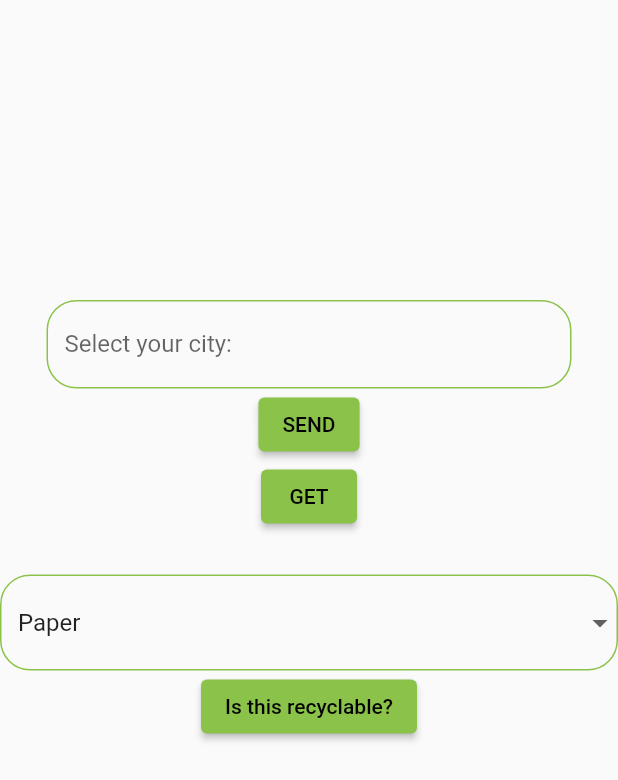
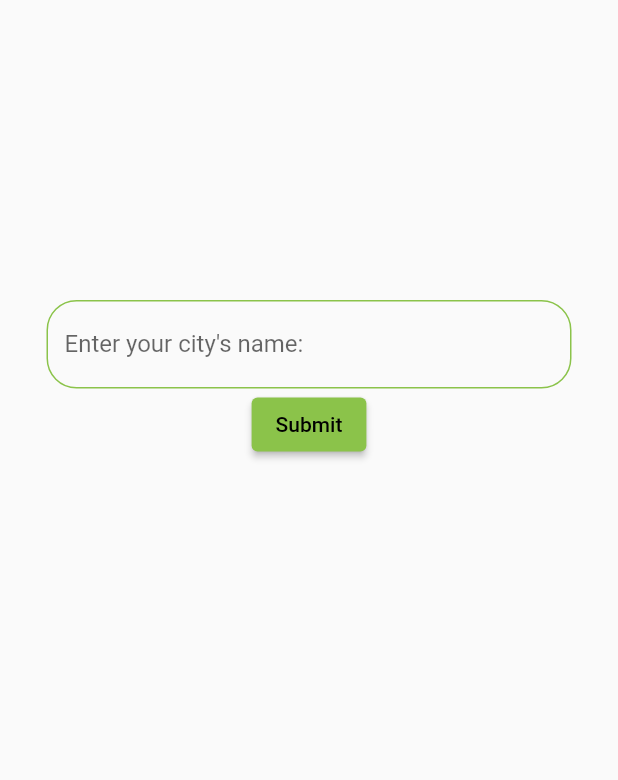
Before and after one commit to lauren-oconnor/oconnor_capstone_frontend, a Flutter app: the screen it shows after launch, on a phone screen of 412 x 824 dp. Shown: the top 780 px of the screen. Run offline on Flutter 3.47's test engine with Material 2 defaults, Android fonts, the light colour scheme and no system bars.

Commit message:
still working on get request from /city page

```diff
--- a/lib/main.dart
+++ b/lib/main.dart
@@ -2,6 +2,25 @@ import 'dart:convert';
 import 'package:flutter/material.dart';
 import 'package:http/http.dart' as http;
 import 'widgets/recyclable.dart';
+
+OutlineInputBorder inputFormDeco() {
+  return OutlineInputBorder(
+    borderRadius: BorderRadius.circular(20.0),
+    borderSide:
+    const BorderSide(
+        width: 1.0,
+        color: Colors.lightGreen,
+        style: BorderStyle.solid),
+  );
+}
+
+Future<void> savingData(formKey) async {
+  final validation = formKey.currentState?.validate();
+  if (!validation!) {
+    return;
+  }
+  formKey.currentState!.save();
+}
 
 void main() {
   runApp(const MyApp());
@@ -14,14 +33,35 @@ class MyApp extends StatelessWidget {
   @override
   Widget build(BuildContext context) {
     return MaterialApp(debugShowCheckedModeBanner: false,
-      title: 'Flutter to Python',
+      title: 'Recyclops Recycling App',
       theme: ThemeData(
         primarySwatch: Colors.lightGreen,
         visualDensity: VisualDensity.adaptivePlatformDensity,
       ),
-      home: const HomePage(),
+      initialRoute: "/location",
+      routes: {
+        "/home": (context) => const HomePage(),
+        "/location": (context) => const LocationPage(),
+        "/locationFeedback": (context) => const LocationFeedbackPage()
+        //"/recyclable": (context) => const Recyclable(),
+      }
+      //home: const HomePage(),
     );
   }
+}
+
+class LocationFeedbackPage extends StatefulWidget{
+  const LocationFeedbackPage({super.key});
+
+  @override
+  LocationFeedbackPageState createState() => LocationFeedbackPageState();
+}
+
+class LocationPage extends StatefulWidget{
+  const LocationPage({super.key});
+
+  @override
+  LocationPageState createState() => LocationPageState();
 }
 
 class HomePage extends StatefulWidget {
@@ -29,6 +69,99 @@ class HomePage extends StatefulWidget {
 
   @override
   HomePageState createState() => HomePageState();
+}
+
+class LocationPageState extends State<LocationPage> {
+  final formKey2 = GlobalKey<FormState>();
+  String city = "";
+  String finalResponse = "";
+
+  @override
+  Widget build(BuildContext context) {
+    return Scaffold(
+        body: SizedBox(
+          width: double.infinity,
+          child: Column(
+          crossAxisAlignment: CrossAxisAlignment.center,
+          children: [
+            const SizedBox(height: 200),
+            SizedBox(width: 350,
+              child: Form(
+              key: formKey2,
+              child: TextFormField(
+                  decoration: InputDecoration(
+                    labelText: 'Enter your city\'s name: ',
+                    enabledBorder: inputFormDeco(),
+                    focusedBorder: inputFormDeco(),
+                  ),
+                  onSaved: (value) {
+                    city = value!;
+                  },
+                ),
+              ),
+            ),
+            ElevatedButton(
+              onPressed: () async {
+                savingData(formKey2);
+                const url = 'http://127.0.0.1:5000/city';
+                final response = await http.post(
+                    Uri.parse(url),
+                    body: json.encode({'city': city}));
+                String cityResult = city;
+                Navigator.of(context).pushNamed('/locationFeedback', arguments: cityResult);
+              },
+              child: const Text('Submit'),
+            ),
+          ],
+        ),
+      ),
+    );
+  }
+}
+
+class LocationFeedbackPageState extends State<LocationFeedbackPage> {
+  String greetings = "";
+  String city = "denver";
+  String finalResponse = "feedback...";
+
+  final formKey = GlobalKey<FormState>();
+
+  get recyclableForm => null;
+
+  Future<void> savingData() async {
+    final validation = formKey.currentState?.validate();
+    if (!validation!) {
+      return;
+    }
+    formKey.currentState!.save();
+  }
+
+  @override
+  Widget build(BuildContext context) {
+    return Scaffold(
+      body: SizedBox(
+        width: double.infinity,
+
+        child: Column(
+          crossAxisAlignment: CrossAxisAlignment.center,
+          children: [
+            ElevatedButton(
+            onPressed: () async {
+      const url = 'http://127.0.0.1:5000/city';
+      final response = await http.get(Uri.parse(url));
+      final decoded = json.decode(response.body) as Map<String, dynamic>;
+      setState(() {
+      finalResponse = decoded[city];
+      });
+      },
+        child: const Text('GET')
+            ),
+            Text(finalResponse, style: const TextStyle(fontSize: 24)),
+          ],
+        ),
+      ),
+    );
+  }
 }
 
 class HomePageState extends State<HomePage> {
@@ -73,7 +206,7 @@ class HomePageState extends State<HomePage> {
                 key: formKey,
                 child: TextFormField(
                     decoration: InputDecoration(
-                      labelText: 'Select your city: ',
+                      labelText: 'Enter your city\'s name: ',
                       enabledBorder: inputFormDeco(),
                       focusedBorder: inputFormDeco(),
                     ),
@@ -86,23 +219,21 @@ class HomePageState extends State<HomePage> {
             ElevatedButton(
               onPressed: () async {
                 savingData();
-                const url = 'http://127.0.0.1:5000/';
+                const url = 'http://127.0.0.1:5000/city';
                 final response = await http.post(
                     Uri.parse(url),
                     body: json.encode({'city': city})
                 );
-                print(city);
               },
               child: const Text('SEND'),
             ),
             ElevatedButton(
               onPressed: () async {
-                const url = 'http://127.0.0.1:5000/';
+                const url = 'http://127.0.0.1:5000/city';
                 final response = await http.get(Uri.parse(url));
                 final decoded = json.decode(response.body) as Map<String, dynamic>;
                 setState(() {
                   finalResponse = decoded['city'];
-                  //print(finalResponse);
                 });
               },
               child: const Text('GET'),
@@ -112,7 +243,6 @@ class HomePageState extends State<HomePage> {
           ],
         ),
       ),
-
     );
   }
 }
```
